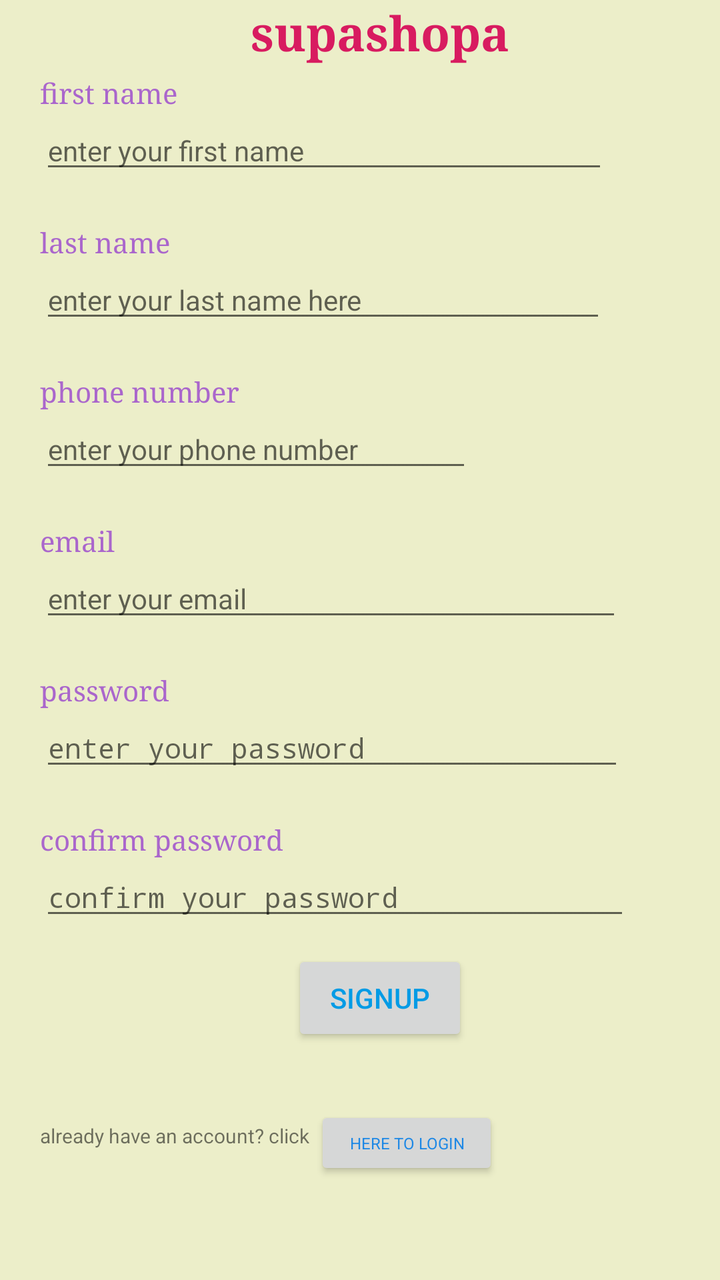
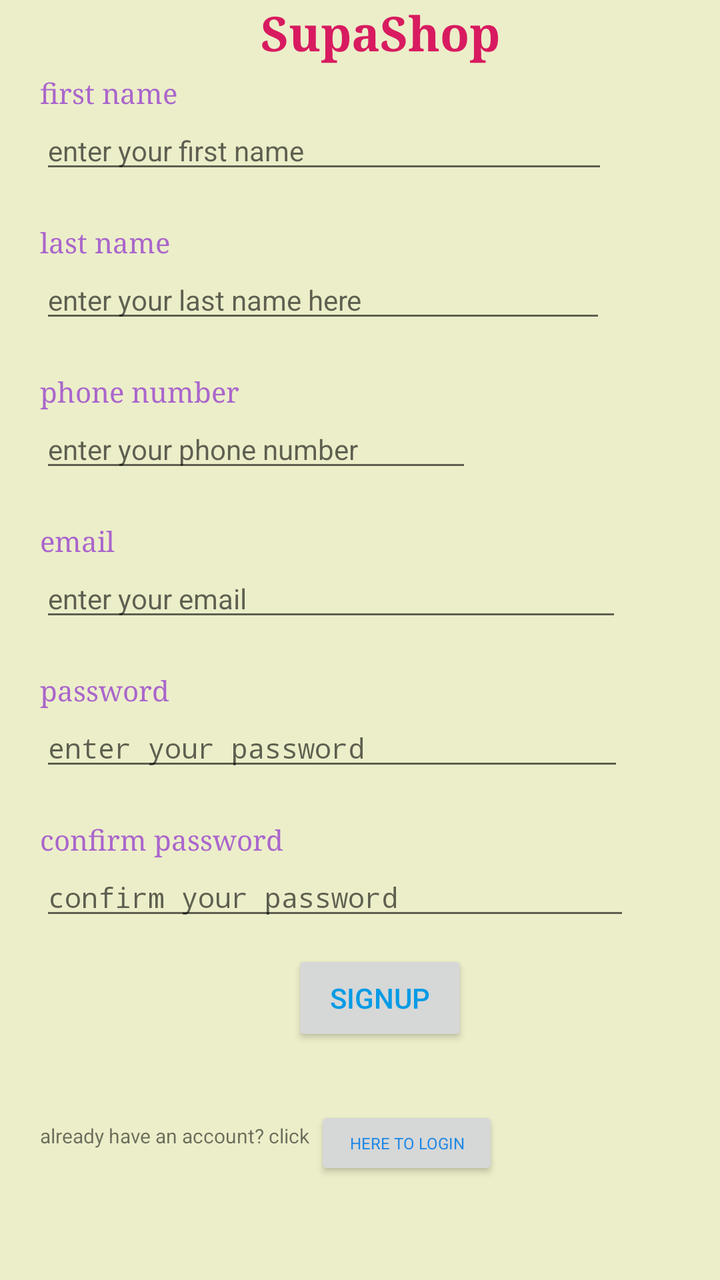

An Android layout rendered at two revisions. The XML below is the earlier revision; the diff shows what the commit changed to produce the second picture.
<!-- AndroidManifest.xml: application theme AppTheme -->
<!-- res/layout/activity_signup.xml -->
<?xml version="1.0" encoding="utf-8"?>
<androidx.constraintlayout.widget.ConstraintLayout xmlns:android="http://schemas.android.com/apk/res/android"
    xmlns:app="http://schemas.android.com/apk/res-auto"
    xmlns:tools="http://schemas.android.com/tools"
    android:layout_width="match_parent"
    android:layout_height="match_parent"
    android:background="#3EC0CA33"
    tools:context=".signUpActivity">


    <LinearLayout
        android:layout_width="match_parent"
        android:layout_height="match_parent"
        android:orientation="vertical"
        app:layout_constraintBottom_toBottomOf="parent"
        app:layout_constraintEnd_toEndOf="parent"
        app:layout_constraintStart_toStartOf="parent"
        app:layout_constraintTop_toTopOf="parent"
        android:paddingStart="20dp">

        <TextView
            android:id="@+id/textView25"
            android:layout_width="match_parent"
            android:layout_height="37dp"
            android:text="supashopa"
            android:textAlignment="center"
            android:textAppearance="@style/TextAppearance.AppCompat.Large"
            android:textColor="#D81B60"
            android:textSize="24sp"
            android:textStyle="bold"
            android:typeface="serif" />

        <TextView
            android:id="@+id/textView20"
            android:layout_width="wrap_content"
            android:layout_height="wrap_content"
            android:text="first name"
            android:textColor="@android:color/holo_purple"
            android:typeface="serif" />

        <EditText
            android:id="@+id/et_firstname"
            android:layout_width="284dp"
            android:layout_height="wrap_content"
            android:ems="10"
            android:hint="enter your first name"
            android:inputType="textPersonName"
            android:singleLine="false"
            android:textIsSelectable="false"
            android:textSize="14sp"
            android:visibility="visible" />

        <TextView
            android:id="@+id/textView22"
            android:layout_width="wrap_content"
            android:layout_height="wrap_content"
            android:layout_marginTop="20dp"
            android:text="last name"
            android:textColor="@android:color/holo_purple"
            android:typeface="serif" />

        <EditText
            android:id="@+id/et_lastname"
            android:layout_width="283dp"
            android:layout_height="wrap_content"
            android:hint="enter your last name here  "
            android:inputType="textPersonName"
            android:singleLine="false"
            android:textIsSelectable="false"
            android:textSize="14sp"
            android:visibility="visible" />

        <TextView
            android:id="@+id/textView26"
            android:layout_width="wrap_content"
            android:layout_height="wrap_content"
            android:layout_marginTop="20dp"
            android:text="phone number"
            android:textColor="@android:color/holo_purple"
            android:typeface="serif" />

        <EditText
            android:id="@+id/et_phone"
            android:layout_width="216dp"
            android:layout_height="wrap_content"
            android:ems="10"
            android:hint="enter your phone number"
            android:inputType="phone"
            android:textSize="14sp" />

        <TextView
            android:id="@+id/textView27"
            android:layout_width="wrap_content"
            android:layout_height="wrap_content"
            android:layout_marginTop="20dp"
            android:text="email"
            android:textColor="@android:color/holo_purple"
            android:typeface="serif" />

        <EditText
            android:id="@+id/et_email"
            android:layout_width="291dp"
            android:layout_height="wrap_content"
            android:ems="10"
            android:hint="enter your email"
            android:inputType="textEmailAddress"
            android:textSize="14sp" />

        <TextView
            android:id="@+id/textView28"
            android:layout_width="wrap_content"
            android:layout_height="wrap_content"
            android:layout_marginTop="20dp"
            android:text="password"
            android:textColor="@android:color/holo_purple"
            android:typeface="serif" />

        <EditText
            android:id="@+id/et_password"
            android:layout_width="292dp"
            android:layout_height="wrap_content"
            android:ems="10"
            android:hint="enter your password"
            android:inputType="textPassword"
            android:textSize="14sp" />

        <TextView
            android:id="@+id/textView29"
            android:layout_width="wrap_content"
            android:layout_height="wrap_content"
            android:layout_marginTop="20dp"
            android:text="confirm password"
            android:textColor="@android:color/holo_purple"
            android:typeface="serif" />

        <EditText
            android:id="@+id/et_confirmpassword"
            android:layout_width="295dp"
            android:layout_height="wrap_content"
            android:ems="10"
            android:hint="confirm your password"
            android:inputType="textPassword"
            android:textSize="14sp" />
        <Space
            android:layout_width="wrap_content"
            android:layout_height="10dp"/>

        <Button
            android:id="@+id/btn_signup"
            android:layout_width="wrap_content"
            android:layout_height="wrap_content"
            android:text="signup"
            android:textColor="#039BE5"
            android:layout_gravity="center_horizontal"/>
        <Space
            android:layout_width="wrap_content"
            android:layout_height="30dp"/>

        <LinearLayout
            android:layout_width="match_parent"
            android:layout_height="wrap_content"
            android:orientation="horizontal">

            <TextView
                android:id="@+id/textView30"
                android:layout_width="wrap_content"
                android:layout_height="wrap_content"
                android:layout_marginTop="8dp"
                android:text="already have an account? click "
                android:textSize="10sp" />

            <Button
                android:id="@+id/btn_gotologin"
                android:layout_width="92dp"
                android:layout_height="37dp"
                android:layout_gravity="center_horizontal"
                android:fadingEdge="none"
                android:fontFamily="sans-serif"
                android:text="here to login"
                android:textColor="#1E88E5"
                android:textSize="8sp"
                android:typeface="serif" />
        </LinearLayout>

    </LinearLayout>


</androidx.constraintlayout.widget.ConstraintLayout>
<!-- resources referenced by this layout -->
<resources>
  <style name="AppTheme" parent="Theme.AppCompat.Light.NoActionBar">
          <item name="colorPrimary">@color/colorPrimary</item>
          <item name="colorPrimaryDark">@color/colorPrimaryDark</item>
          <item name="colorAccent">@color/colorAccent</item>
      </style>
  <color name="colorPrimary">#F508FD</color>
  <color name="colorPrimaryDark">#9E06B8</color>
  <color name="colorAccent">#D81B60</color>
</resources>

<!-- the commit's change to res/layout/activity_signup.xml (unified diff, before → after) -->
@@ -22,7 +22,7 @@
             android:id="@+id/textView25"
             android:layout_width="match_parent"
             android:layout_height="37dp"
-            android:text="supashopa"
+            android:text="@string/app_name"
             android:textAlignment="center"
             android:textAppearance="@style/TextAppearance.AppCompat.Large"
             android:textColor="#D81B60"
<!-- resource entries referenced after the edit -->
@@ -1,5 +1,6 @@
 <!-- resources referenced by this layout -->
 <resources>
+  <string name="app_name">SupaShop</string>
   <style name="AppTheme" parent="Theme.AppCompat.Light.NoActionBar">
           <item name="colorPrimary">@color/colorPrimary</item>
           <item name="colorPrimaryDark">@color/colorPrimaryDark</item>
